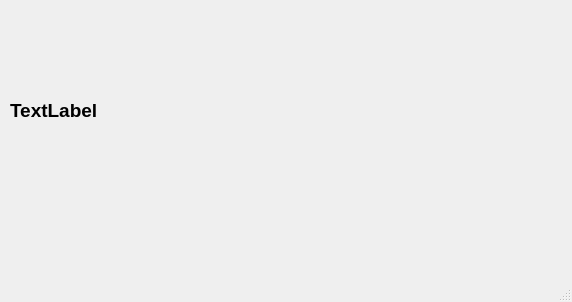
The window that server.ui (MhkaPR/botGramServer) describes before a commit, drawn with Qt 5.
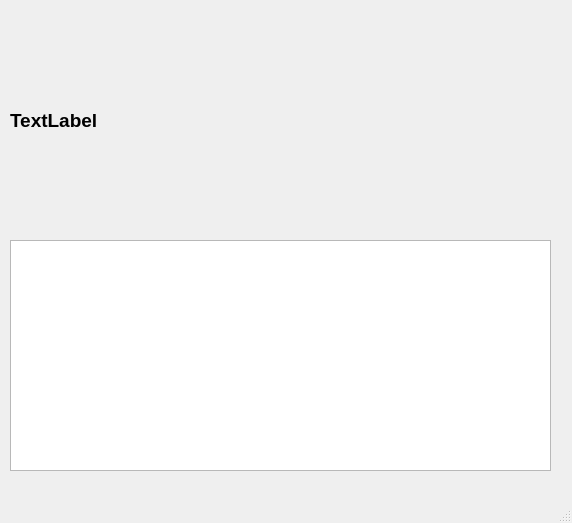
The same window after the commit.

What changed in the file:
```diff
--- a/server.ui
+++ b/server.ui
@@ -7,7 +7,7 @@
     <x>0</x>
     <y>0</y>
     <width>572</width>
-    <height>302</height>
+    <height>523</height>
    </rect>
   </property>
   <property name="windowTitle">
@@ -18,7 +18,7 @@
     <property name="geometry">
      <rect>
       <x>10</x>
-      <y>0</y>
+      <y>10</y>
       <width>541</width>
       <height>221</height>
      </rect>
@@ -34,6 +34,16 @@
      <string>TextLabel</string>
     </property>
    </widget>
+   <widget class="QPlainTextEdit" name="plainTextEdit">
+    <property name="geometry">
+     <rect>
+      <x>10</x>
+      <y>240</y>
+      <width>541</width>
+      <height>231</height>
+     </rect>
+    </property>
+   </widget>
   </widget>
   <widget class="QMenuBar" name="menubar">
    <property name="geometry">
```
